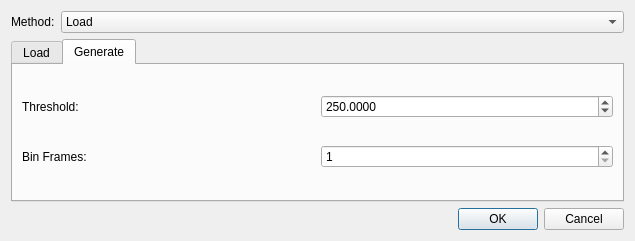
First picture: the form in hexrd/ui/resources/ui/ome_maps_select_dialog.ui, repository HEXRD/hexrdgui, before the edit.
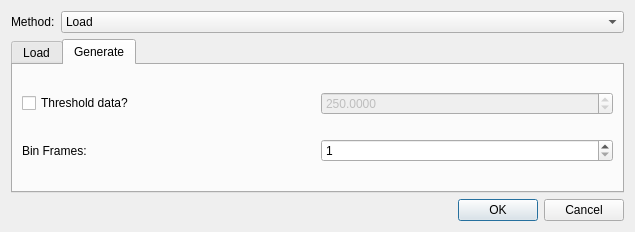
Second picture: the form after the edit. The open tabs and pages were chosen to show the change.

Commit message:
Make thresholding optional in omega map generation
Eta omega map generation runs much faster with no thresholding...

```diff
--- a/hexrd/ui/resources/ui/ome_maps_select_dialog.ui
+++ b/hexrd/ui/resources/ui/ome_maps_select_dialog.ui
@@ -7,7 +7,7 @@
     <x>0</x>
     <y>0</y>
     <width>635</width>
-    <height>241</height>
+    <height>232</height>
    </rect>
   </property>
   <layout class="QGridLayout" name="gridLayout_2">
@@ -69,13 +69,6 @@
        <string>Generate</string>
       </attribute>
       <layout class="QGridLayout" name="gridLayout">
-       <item row="1" column="0">
-        <widget class="QLabel" name="threshold_label">
-         <property name="text">
-          <string>Threshold:</string>
-         </property>
-        </widget>
-       </item>
        <item row="3" column="0">
         <widget class="QLabel" name="bin_frames_label">
          <property name="text">
@@ -85,6 +78,9 @@
        </item>
        <item row="1" column="1">
         <widget class="QDoubleSpinBox" name="threshold">
+         <property name="enabled">
+          <bool>false</bool>
+         </property>
          <property name="decimals">
           <number>4</number>
          </property>
@@ -106,6 +102,13 @@
          </property>
         </widget>
        </item>
+       <item row="1" column="0">
+        <widget class="QCheckBox" name="apply_threshold">
+         <property name="text">
+          <string>Threshold data?</string>
+         </property>
+        </widget>
+       </item>
       </layout>
      </widget>
     </widget>
```
Left out of the diff: 19 changed lines with no effect on the pictures. The commit also changes 2 other files.
